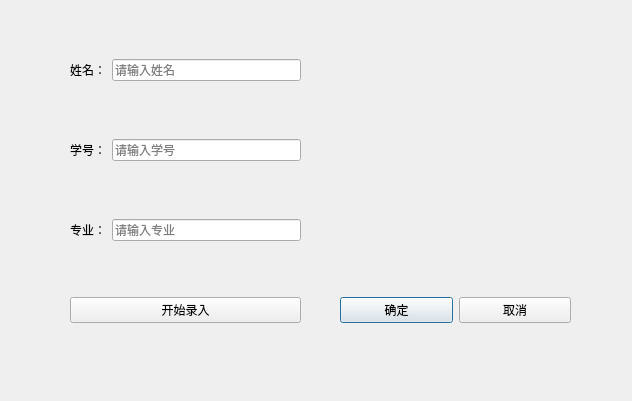
The window that CDSignInSystem/getdata.ui (ClearDewy/CDSignInSystem) describes before a commit, drawn with Qt 5.
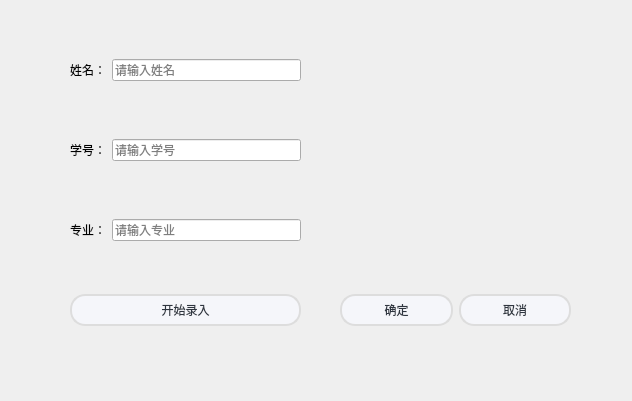
The same window after the commit. Icons and pictures are not drawn.

```diff
--- a/CDSignInSystem/getdata.ui
+++ b/CDSignInSystem/getdata.ui
@@ -44,6 +44,41 @@
       <property name="enabled">
        <bool>true</bool>
       </property>
+      <property name="styleSheet">
+       <string notr="true">/**正常情况下样式**/
+QPushButton{
+	font: 10pt &quot;微软雅黑&quot;;
+    color: #2f3640;
+    background-color: #f5f6fa;
+    border-color: #DDDDDD;
+    border-radius: 15px;
+    border-style: solid;
+    border-width: 2px;
+    padding: 5px;
+}
+
+/**鼠标停留在按钮上的样式**/
+QPushButton::hover{	
+    color: #6ec0ff;
+    background-color: #e5f7ff;
+    border-color: #94d6ff;
+}
+
+/**鼠标按压下去的样式**/
+QPushButton::pressed,QPushButton::checked{
+    color: #6ec0ff;
+    background-color: #e5f7ff;
+    border-color: #4cabff; 
+}
+
+/**按钮失能情况下样式**/
+QPushButton::disabled{
+    color: #FFFFFF;
+    background-color: #dcdde1;
+    border-color: #dcdde1;
+}
+</string>
+      </property>
       <property name="text">
        <string>确定</string>
       </property>
@@ -51,6 +86,41 @@
     </item>
     <item>
      <widget class="QPushButton" name="cancelButton">
+      <property name="styleSheet">
+       <string notr="true">/**正常情况下样式**/
+QPushButton{
+	font: 10pt &quot;微软雅黑&quot;;
+    color: #2f3640;
+    background-color: #f5f6fa;
+    border-color: #DDDDDD;
+    border-radius: 15px;
+    border-style: solid;
+    border-width: 2px;
+    padding: 5px;
+}
+
+/**鼠标停留在按钮上的样式**/
+QPushButton::hover{	
+    color: #CC0000;
+    background-color: #e5f7ff;
+    border-color: #94d6ff;
+}
+
+/**鼠标按压下去的样式**/
+QPushButton::pressed,QPushButton::checked{
+    color: #6ec0ff;
+    background-color: #e5f7ff;
+    border-color: #4cabff; 
+}
+
+/**按钮失能情况下样式**/
+QPushButton::disabled{
+    color: #FFFFFF;
+    background-color: #dcdde1;
+    border-color: #dcdde1;
+}
+</string>
+      </property>
       <property name="text">
        <string>取消</string>
       </property>
@@ -148,6 +218,41 @@
    <layout class="QHBoxLayout" name="horizontalLayout_5">
     <item>
      <widget class="QPushButton" name="startButton">
+      <property name="styleSheet">
+       <string notr="true">/**正常情况下样式**/
+QPushButton{
+	font: 10pt &quot;微软雅黑&quot;;
+    color: #2f3640;
+    background-color: #f5f6fa;
+    border-color: #DDDDDD;
+    border-radius: 15px;
+    border-style: solid;
+    border-width: 2px;
+    padding: 5px;
+}
+
+/**鼠标停留在按钮上的样式**/
+QPushButton::hover{	
+    color: #6ec0ff;
+    background-color: #e5f7ff;
+    border-color: #94d6ff;
+}
+
+/**鼠标按压下去的样式**/
+QPushButton::pressed,QPushButton::checked{
+    color: #6ec0ff;
+    background-color: #e5f7ff;
+    border-color: #4cabff; 
+}
+
+/**按钮失能情况下样式**/
+QPushButton::disabled{
+    color: #FFFFFF;
+    background-color: #dcdde1;
+    border-color: #dcdde1;
+}
+</string>
+      </property>
       <property name="text">
        <string>开始录入</string>
       </property>
```
Left out of the diff: 2 changed lines with no effect on the pictures.
